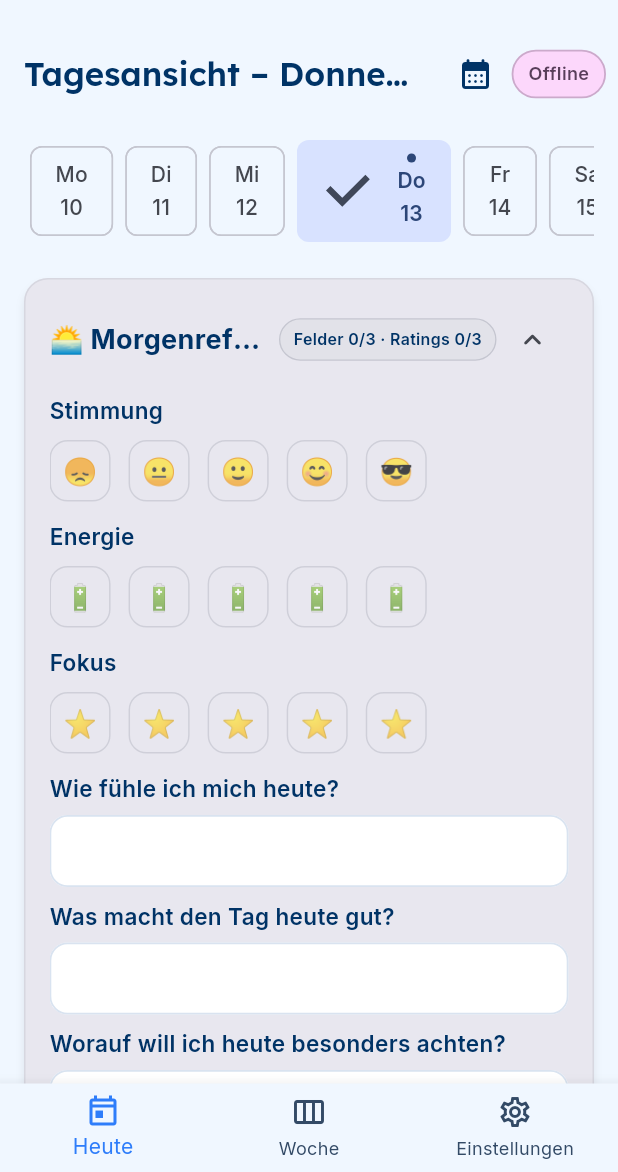
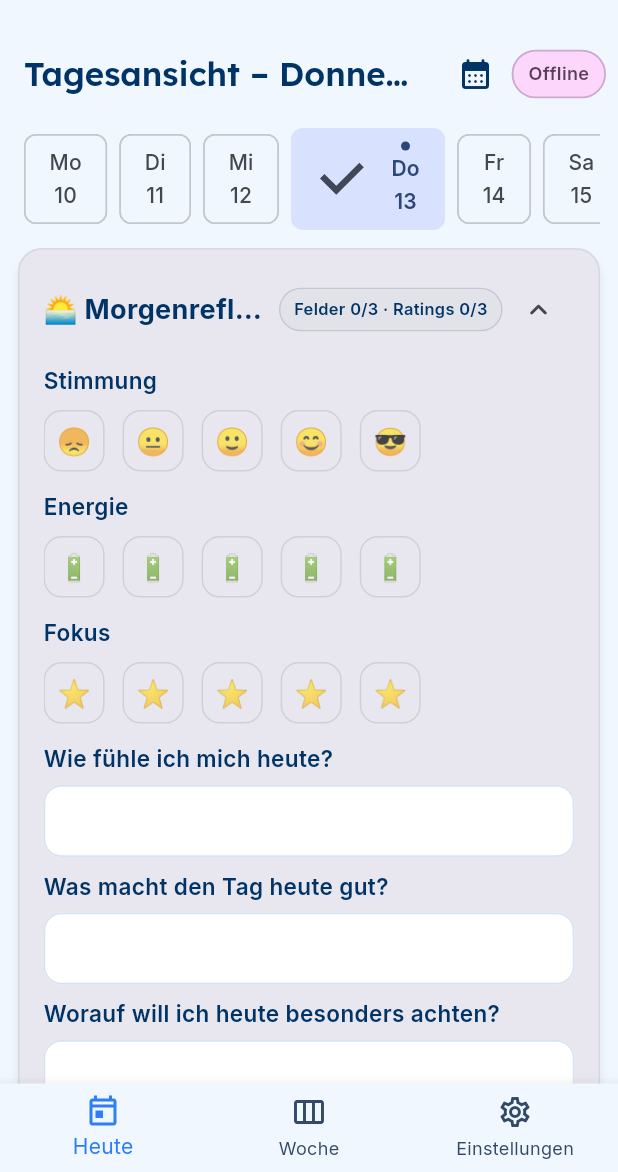
Before and after one commit to AlexBuchnerTeacher/reflecto, a Flutter app: the screen it shows once a user with an empty profile is signed in, on a phone screen of 412 x 824 dp, the part 64-1236 px from its top. Run offline on Flutter 3.47's test engine with Material 3 defaults, Android fonts, the phone set to English and light mode, and no system bars; our stand-ins replace cloud_firestore, firebase_auth, firebase_core, flutter_riverpod, google_fonts, package_info_plus and 1 more; accounts and stored records are empty; statements that could not run were skipped.

Commit message:
🎨 feat(day): Header-Bereich kompakter (Padding/Abstand reduziert) — refs #48

```diff
--- a/lib/screens/day_screen.dart
+++ b/lib/screens/day_screen.dart
@@ -772,7 +772,8 @@ class _DayScreenState extends ConsumerState<DayScreen> {
                       }
                     },
                     child: SingleChildScrollView(
-                      padding: const EdgeInsets.all(16),
+                      // Kompakteres Layout im Headerbereich
+                      padding: const EdgeInsets.fromLTRB(12, 8, 12, 12),
                       child: Column(
                         crossAxisAlignment: CrossAxisAlignment.stretch,
                         children: [
@@ -782,7 +783,7 @@ class _DayScreenState extends ConsumerState<DayScreen> {
                             child: _weekCarousel(_selected),
                           ),
                           // Streak-Anzeige entfernt: wird zentral im HomeScreen gezeigt
-                          const SizedBox(height: 24),
+                          const SizedBox(height: 12),
 
                           // Morning reflection (today)
                           ReflectoCard(
```
